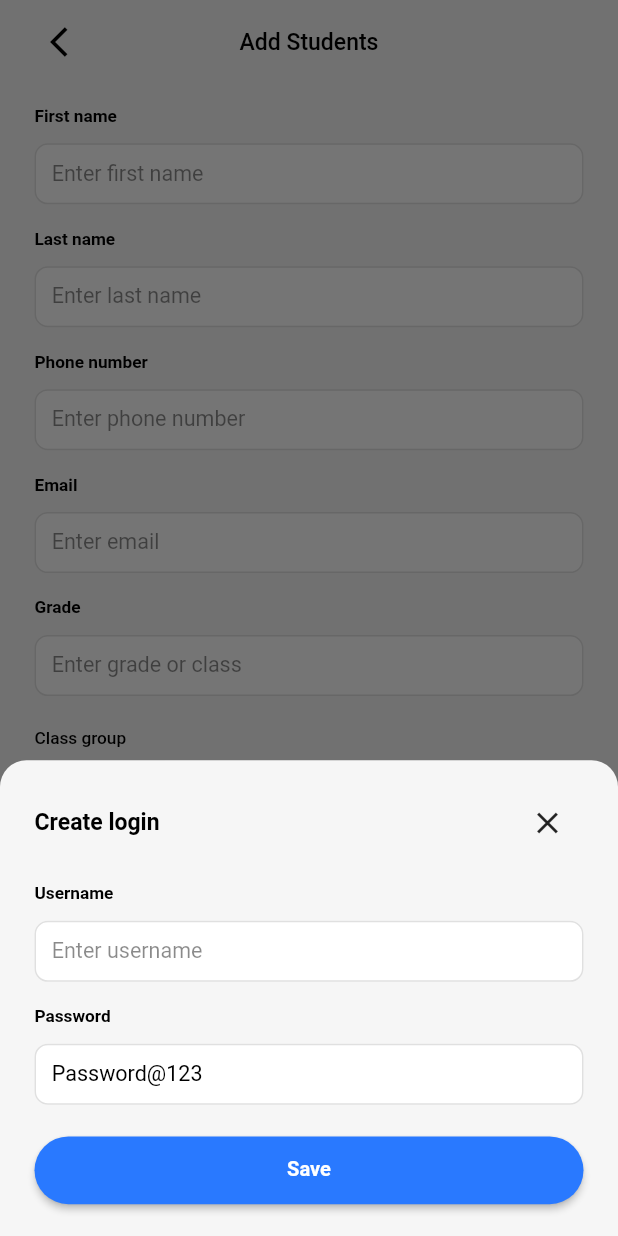
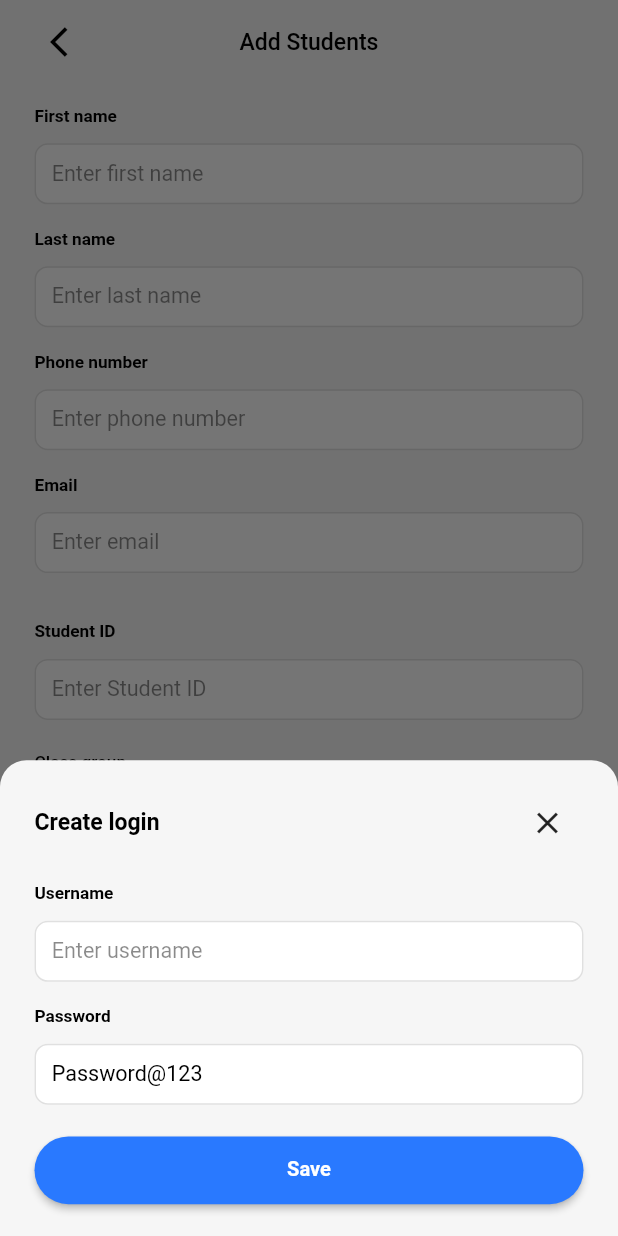
Before and after one commit to AbdhulFathir/tutor_app, a Flutter app: the AddStudentView screen opened by its route, after a tap on "Create Login Details", on a phone screen of 412 x 824 dp. Run offline on Flutter 3.47's test engine with Material 3 defaults, Android fonts, the phone set to English and light mode, and no system bars; our stand-ins replace cloud_firestore, dotted_border, firebase_auth, firebase_core, flutter_bloc, flutter_riverpod and 7 more; missing offline and left inert: qr_code_scanner_plus; accounts and stored records are empty.

```diff
--- a/lib/features/presentation/views/tutor/students/add_student_view.dart
+++ b/lib/features/presentation/views/tutor/students/add_student_view.dart
@@ -28,6 +28,7 @@ class _AddStudentViewState extends ConsumerState<AddStudentView> {
   final _phoneController = TextEditingController();
   final _emailController = TextEditingController();
   final _gradeController = TextEditingController();
+  final _idController = TextEditingController();
 
   String? _username;
   String? _password;
@@ -41,6 +42,7 @@ class _AddStudentViewState extends ConsumerState<AddStudentView> {
     _phoneController.dispose();
     _emailController.dispose();
     _gradeController.dispose();
+    _idController.dispose();
     super.dispose();
   }
 
@@ -79,6 +81,7 @@ class _AddStudentViewState extends ConsumerState<AddStudentView> {
                     labelText: 'Phone number',
                     hintText: 'Enter phone number',
                     keyboardType: TextInputType.phone,
+                    maxLength: 10,
                     validator: (v) =>
                         v == null || v.trim().isEmpty ? 'Phone number required' : null,
                   ),
@@ -90,12 +93,20 @@ class _AddStudentViewState extends ConsumerState<AddStudentView> {
                     keyboardType: TextInputType.emailAddress,
                   ),
                   18.verticalSpace,
+                  // CommonTextField(
+                  //   controller: _gradeController,
+                  //   labelText: 'Grade',
+                  //   hintText: 'Enter grade or class',
+                  //   validator: (v) =>
+                  //       v == null || v.trim().isEmpty ? 'Grade required' : null,
+                  // ),
+                  18.verticalSpace,
                   CommonTextField(
-                    controller: _gradeController,
-                    labelText: 'Grade',
-                    hintText: 'Enter grade or class',
+                    controller: _idController,
+                    labelText: 'Student ID',
+                    hintText: 'Enter Student ID',
                     validator: (v) =>
-                        v == null || v.trim().isEmpty ? 'Grade required' : null,
+                        v == null || v.trim().isEmpty ? 'Student ID required' : null,
                   ),
                   24.verticalSpace,
                   Text(
@@ -180,7 +191,7 @@ class _AddStudentViewState extends ConsumerState<AddStudentView> {
 
   void _showLoginDialog() {
     final usernameController =
-        TextEditingController(text: _username ?? _firstNameController.text);
+        TextEditingController(text: _username ?? _emailController.text);
     final passwordController =
         TextEditingController(text: _password ?? 'Password@123');
 
@@ -273,7 +284,7 @@ class _AddStudentViewState extends ConsumerState<AddStudentView> {
     final lastName = _lastNameController.text.trim();
     final phone = _phoneController.text.trim();
     final email = _emailController.text.trim();
-    final registrationId = _username!.trim();
+    final registrationId =_idController.text.trim();
     final groupName = _selectedGroupName ?? '';
 
     try {
```
